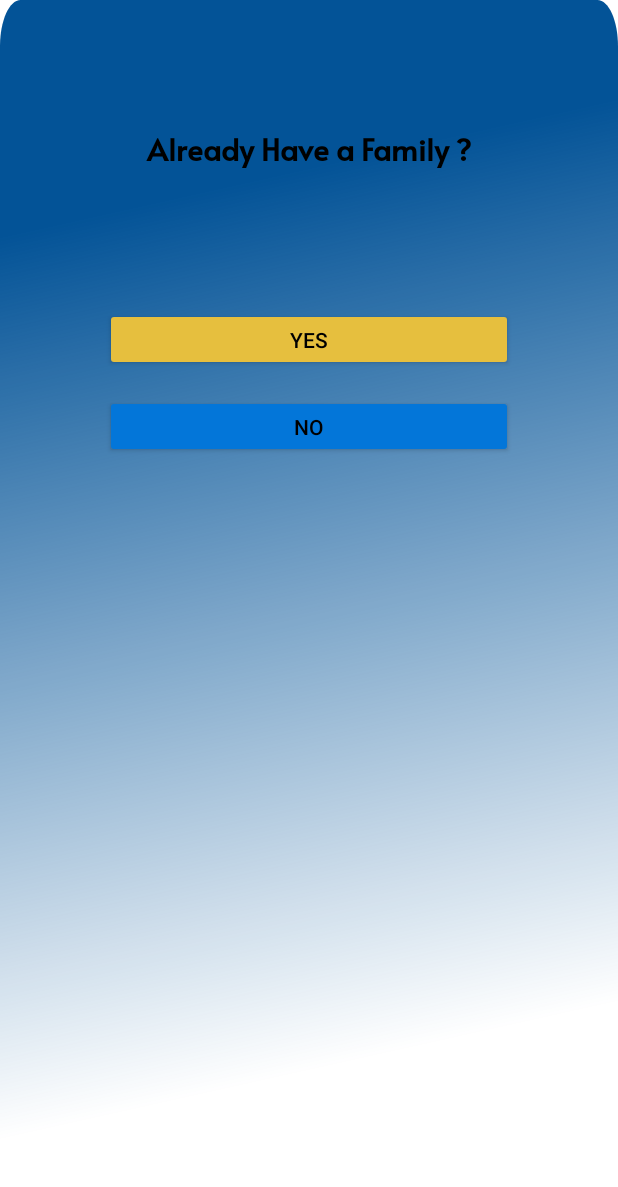
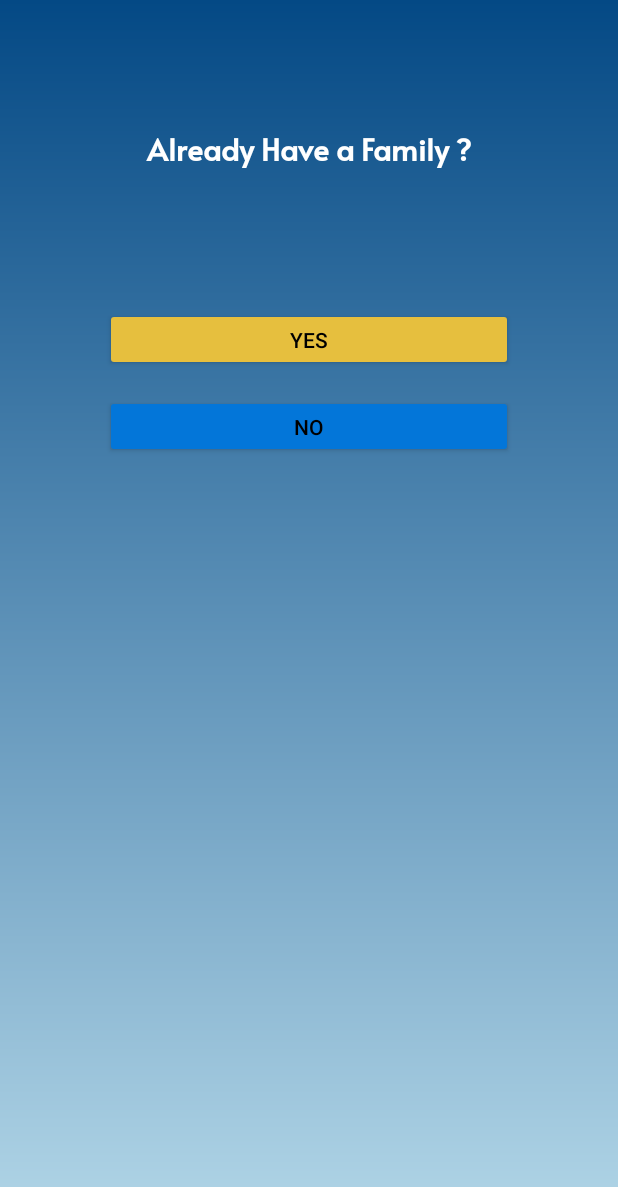
Before and after one commit to Haepe-Bangkit/haepe-app, an Android app: the IntroActivity screen opened directly, with no data from a screen before it, after a tap on "SKIP", on a phone screen of 412 x 824 dp. Shown: the top 1187 px of the screen. Run offline under Robolectric (Android 15) with nearby library versions, the light colour scheme and no system bars.

Commit message:
mengganti UI

```diff
--- a/app/src/main/java/com/example/cemaraapps/IntroActivity.kt
+++ b/app/src/main/java/com/example/cemaraapps/IntroActivity.kt
@@ -5,12 +5,20 @@ import android.content.Intent
 import android.content.SharedPreferences
 import androidx.appcompat.app.AppCompatActivity
 import android.os.Bundle
+import android.view.ViewGroup.LayoutParams.WRAP_CONTENT
+import android.widget.ImageView
+import android.widget.LinearLayout
+import androidx.core.content.ContextCompat
+import androidx.recyclerview.widget.LinearLayoutManager
+import androidx.recyclerview.widget.RecyclerView
 import androidx.viewpager2.widget.ViewPager2
 import com.example.cemaraapps.databinding.ActivityIntroBinding
 import com.example.cemaraapps.model.IntroItem
+import java.text.FieldPosition
 
 class IntroActivity : AppCompatActivity() {
     private lateinit var introAdapter: IntroAdapter
+    private lateinit var indicatorContainer: LinearLayout
     private lateinit var binding: ActivityIntroBinding
     lateinit var preferences: SharedPreferences
     val pref_show_intro = "Intro"
@@ -18,7 +26,6 @@ class IntroActivity : AppCompatActivity() {
     override fun onCreate(savedInstanceState: Bundle?) {
         super.onCreate(savedInstanceState)
         preferences = getSharedPreferences("Intro Slider",Context.MODE_PRIVATE)
-
         if(!preferences.getBoolean(pref_show_intro,true)){
             startActivity(Intent(this,QfamilyActivity::class.java))
             finish()
@@ -26,6 +33,8 @@ class IntroActivity : AppCompatActivity() {
         binding = ActivityIntroBinding.inflate(layoutInflater)
         setContentView(binding.root)
         setIntroItems()
+        setupIndicators()
+        setCurrentIndicator(0)
 
         binding.apply {
             skipIntro.setOnClickListener{
@@ -63,8 +72,58 @@ class IntroActivity : AppCompatActivity() {
                 ))
         val ItemIntroViewPager = findViewById<ViewPager2>(R.id.Intro_viewPager)
         ItemIntroViewPager.adapter = introAdapter
+        ItemIntroViewPager.registerOnPageChangeCallback(object :
+        ViewPager2.OnPageChangeCallback(){
+            override fun onPageSelected(position: Int) {
+                super.onPageSelected(position)
+                setCurrentIndicator(position)
+            }
+        })
 
-
+        (ItemIntroViewPager.getChildAt(0) as RecyclerView).overScrollMode =
+            RecyclerView.OVER_SCROLL_NEVER
 
     }
+    private fun setupIndicators(){
+        indicatorContainer = findViewById(R.id.indicatorsContainer)
+        val indicators = arrayOfNulls<ImageView>(introAdapter.itemCount)
+        val layoutParams : LinearLayout.LayoutParams =
+            LinearLayout.LayoutParams(WRAP_CONTENT,WRAP_CONTENT)
+        layoutParams.setMargins(8,0,8,0)
+        for(i in indicators.indices){
+            indicators[i] = ImageView(applicationContext)
+            indicators[i]?.let {
+                it.setImageDrawable(
+                    ContextCompat.getDrawable(
+                        applicationContext,
+                        R.drawable.indicator_inactive
+                    )
+                )
+                it.layoutParams = layoutParams
+                indicatorContainer.addView(it)
+            }
+        }
+    }
+
+    private fun setCurrentIndicator(position: Int){
+        val childCount=indicatorContainer.childCount
+        for(i in 0 until childCount){
+            val imageView = indicatorContainer.getChildAt(i) as ImageView
+            if(i== position) {
+                imageView.setImageDrawable(
+                    ContextCompat.getDrawable(
+                        applicationContext,
+                        R.drawable.indicator_active
+                    )
+                )
+            } else {
+                imageView.setImageDrawable(
+                    ContextCompat.getDrawable(
+                        applicationContext,
+                        R.drawable.indicator_inactive
+                    )
+                )
+            }
+        }
+    }
 }
--- a/app/src/main/java/com/example/cemaraapps/IntroAdapter.kt
+++ b/app/src/main/java/com/example/cemaraapps/IntroAdapter.kt
@@ -31,6 +31,7 @@ class IntroAdapter(private val IntroItems:List<IntroItem>):
         private val imageOnboarding = view.findViewById<ImageView>(R.id.imageIntro)
         private val textTitle = view.findViewById<TextView>(R.id.title_intro)
         private val textDescription = view.findViewById<TextView>(R.id.text_intro)
+
         fun bind(IntroItem: IntroItem) {
             imageOnboarding.setImageResource(IntroItem.imageIntro)
             textTitle.text = IntroItem.titleIntro
--- /dev/null
+++ b/app/src/main/res/drawable/bg_qfamily.xml
@@ -0,0 +1,8 @@
+<?xml version="1.0" encoding="utf-8"?>
+<shape xmlns:android="http://schemas.android.com/apk/res/android">
+    <gradient
+        android:startColor="#044985"
+        android:endColor="#B3D7E8"
+        android:angle="60"/>
+
+</shape>
--- /dev/null
+++ b/app/src/main/res/drawable/indicator_active.xml
@@ -0,0 +1,9 @@
+<?xml version="1.0" encoding="utf-8"?>
+<shape xmlns:android="http://schemas.android.com/apk/res/android">
+    android:shape="rectangle">
+    <solid android:color="@color/oren"/>
+    <size
+        android:width="30dp"
+        android:height="8dp"/>
+    <corners android:radius="20dp"/>
+</shape>
--- /dev/null
+++ b/app/src/main/res/drawable/indicator_inactive.xml
@@ -0,0 +1,8 @@
+<?xml version="1.0" encoding="utf-8"?>
+<shape xmlns:android="http://schemas.android.com/apk/res/android"
+    android:shape="oval">
+    <solid android:color="#FDBCA4"/>
+    <size
+        android:width="8dp"
+        android:height="8dp"/>
+</shape>
--- a/app/src/main/res/layout/activity_intro.xml
+++ b/app/src/main/res/layout/activity_intro.xml
@@ -39,6 +39,17 @@
 
     </androidx.viewpager2.widget.ViewPager2>
 
+    <LinearLayout
+        android:id="@+id/indicatorsContainer"
+        android:layout_width="wrap_content"
+        android:layout_height="wrap_content"
+        android:layout_marginStart="20dp"
+        android:layout_marginLeft="20dp"
+        android:layout_marginTop="20dp"
+        android:orientation="horizontal"
+        app:layout_constraintStart_toStartOf="parent"
+        app:layout_constraintTop_toTopOf="parent"/>
+
     <ImageView
         android:id="@+id/imageView5"
         android:layout_width="45dp"
@@ -64,7 +75,7 @@
         android:id="@+id/skip_intro"
         android:layout_width="wrap_content"
         android:layout_height="wrap_content"
-        android:layout_marginTop="24dp"
+        android:layout_marginTop="20dp"
         android:layout_marginEnd="24dp"
         android:text="SKIP"
         android:textColor="#2196F3"
--- a/app/src/main/res/layout/activity_popup_no.xml
+++ b/app/src/main/res/layout/activity_popup_no.xml
@@ -9,15 +9,6 @@
     <RelativeLayout
         android:layout_width="match_parent"
         android:layout_height="wrap_content">
-
-        <ImageButton
-            android:layout_width="40dp"
-            android:layout_height="40dp"
-            android:layout_marginTop="16dp"
-            android:layout_marginEnd="16dp"
-            android:layout_alignParentEnd="true"
-            android:background="@drawable/close"
-            android:contentDescription="@string/img_close"/>
 
         <LinearLayout
             android:layout_width="match_parent"
--- a/app/src/main/res/layout/activity_popup_yes.xml
+++ b/app/src/main/res/layout/activity_popup_yes.xml
@@ -9,15 +9,6 @@
     <RelativeLayout
         android:layout_width="match_parent"
         android:layout_height="wrap_content">
-
-        <ImageButton
-            android:layout_width="40dp"
-            android:layout_height="40dp"
-            android:layout_marginTop="16dp"
-            android:layout_marginEnd="16dp"
-            android:layout_alignParentEnd="true"
-            android:background="@drawable/close"
-            android:contentDescription="@string/img_close"/>
 
         <LinearLayout
             android:layout_width="match_parent"
@@ -31,14 +22,14 @@
                 android:layout_height="wrap_content"
                 android:layout_gravity="center_horizontal"
                 android:layout_marginTop="82dp"
+                android:fontFamily="@font/alataregular"
                 android:gravity="center_horizontal"
                 android:paddingStart="12dp"
                 android:paddingEnd="12dp"
                 android:text="@string/join_the_family"
                 android:textColor="@color/black"
                 android:textSize="20sp"
-                android:textStyle="bold"
-                android:fontFamily="@font/alataregular"/>
+                android:textStyle="bold" />
 
 
             <LinearLayout
@@ -69,7 +60,8 @@
                     android:layout_marginEnd="44dp"
                     android:background="@drawable/bg_input"
                     android:ems="10"
-                    android:inputType="text" />
+                    android:inputType="text"
+                    android:textAlignment="center" />
 
                 <Button
                     android:id="@+id/btn_join"
@@ -81,9 +73,9 @@
                     android:layout_marginEnd="44dp"
                     android:backgroundTint="@color/gold"
                     android:text="@string/join"
-                    android:textSize="16sp"
                     android:textAllCaps="false"
                     android:textColor="@color/black"
+                    android:textSize="16sp"
                     android:textStyle="bold"
                     app:cornerRadius="12dp" />
 
--- a/app/src/main/res/layout/activity_qfamily.xml
+++ b/app/src/main/res/layout/activity_qfamily.xml
@@ -2,26 +2,14 @@
 <RelativeLayout xmlns:android="http://schemas.android.com/apk/res/android"
     xmlns:app="http://schemas.android.com/apk/res-auto"
     xmlns:tools="http://schemas.android.com/tools"
-    android:layout_width="match_parent"
-    android:layout_height="match_parent"
+    android:layout_width="fill_parent"
+    android:layout_height="fill_parent"
+    android:background="@drawable/bg_qfamily"
     tools:context=".QfamilyActivity">
-    <RelativeLayout
-        android:layout_width="match_parent"
-        android:layout_height="wrap_content">
-
-        <ImageButton
-            android:layout_width="40dp"
-            android:layout_height="40dp"
-            android:layout_marginTop="16dp"
-            android:layout_marginEnd="16dp"
-            android:layout_alignParentEnd="true"
-            android:background="@drawable/close"
-            android:contentDescription="@string/img_close"/>
 
     <LinearLayout
         android:layout_width="match_parent"
         android:layout_height="match_parent"
-            android:background="@drawable/bg_popup"
         android:orientation="vertical">
 
         <TextView
@@ -35,7 +23,7 @@
             android:paddingStart="12dp"
             android:paddingEnd="12dp"
             android:text="@string/question_fam"
-                android:textColor="@color/black"
+            android:textColor="@color/white"
             android:textSize="20sp"
             android:textStyle="bold" />
 
@@ -73,5 +61,5 @@
         </LinearLayout>
 
     </LinearLayout>
+
 </RelativeLayout>
-</RelativeLayout>
```
Lines whose indentation alone changed are shown as unchanged.
